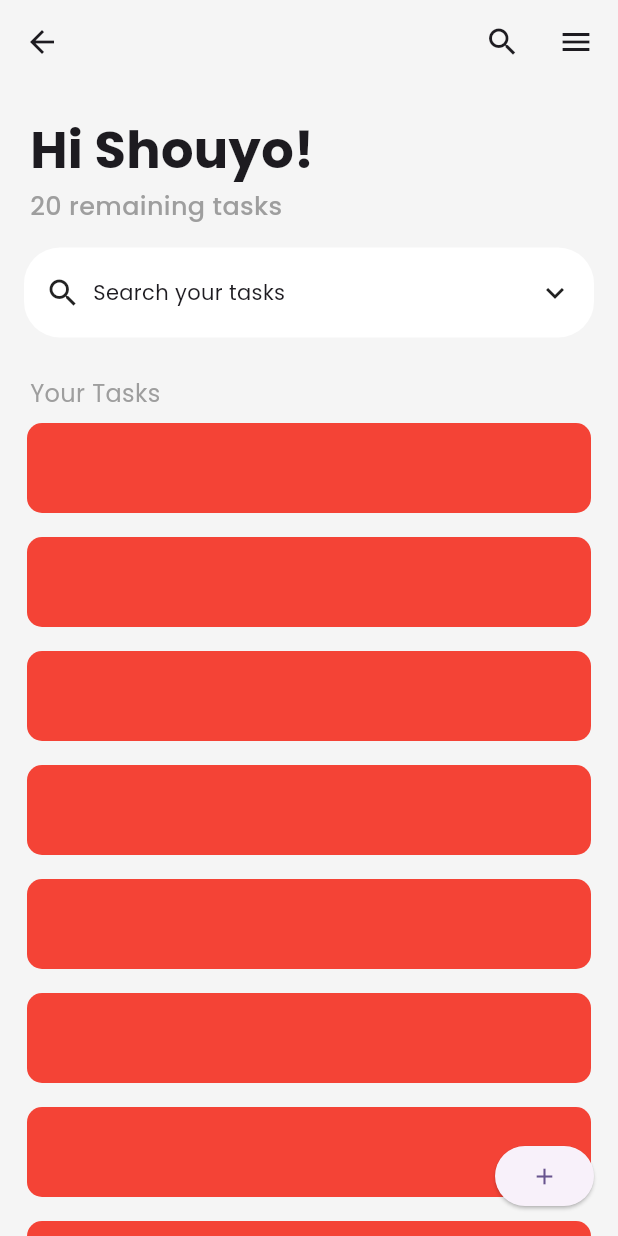
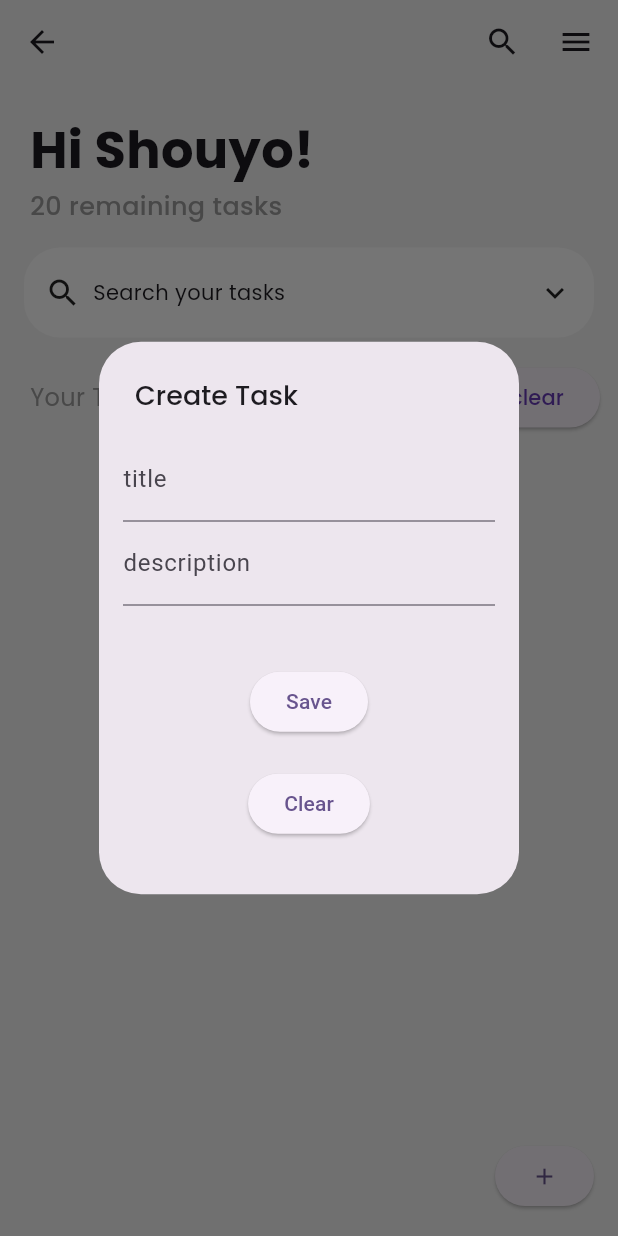
Before and after one commit to VARITHSA/CodSoft, a Flutter app: the HomePage screen opened by its route, after a tap on the "add" icon, on a phone screen of 412 x 824 dp. Run offline on Flutter 3.47's test engine with Material 2 defaults, Android fonts, the phone set to English and light mode, and no system bars; our stand-ins replace flutter_svg, google_fonts.

Commit message:
provider UI created app status: woriking

```diff
--- a/todo_application/lib/main.dart
+++ b/todo_application/lib/main.dart
@@ -1,10 +1,15 @@
 import 'package:flutter/material.dart';
+import 'package:provider/provider.dart';
+import 'package:todo_application/src/models/providers/todo_model.dart';
 import 'package:todo_application/src/models/utils/page_routes.dart';
 import 'package:todo_application/src/pages/Onboarding/onboarding_page.dart';
 import 'package:todo_application/src/pages/home_page.dart';
 
 void main() {
-  runApp(const MyApp());
+  runApp(ChangeNotifierProvider(
+    create: (context) => TodoModel(),
+    child: const MyApp(),
+  ));
 }
 
 class MyApp extends StatelessWidget {
--- a/todo_application/lib/src/models/providers/todo_model.dart
+++ b/todo_application/lib/src/models/providers/todo_model.dart
@@ -1,38 +1,39 @@
 import 'dart:collection';
+import 'dart:developer';
 
-import 'package:flutter/foundation.dart';
+import 'package:flutter/material.dart';
 
 class Todo {
-  String title;
-  String detail;
-  bool isActive;
+  String task;
+  String description;
   Todo({
-    required this.title,
-    required this.detail,
-    this.isActive = false,
+    required this.task,
+    required this.description,
   });
-  void _complete() {
-    isActive != isActive;
-  }
 }
 
-class TodoModelProvider extends ChangeNotifier {
-  List<Todo> alltodo = [];
-  UnmodifiableListView<Todo> get alltasks => UnmodifiableListView(alltodo);
+class TodoModel extends ChangeNotifier {
+  final List<Todo> _item = [];
 
-  void addTask(String title, String detail) {
-    alltodo.add(Todo(title: title, detail: detail));
+  UnmodifiableListView<Todo> get items => UnmodifiableListView(_item);
+
+  void addTask(String task, String description) {
+    _item.add(Todo(task: task, description: description));
+    // print(_item.toString());
+    log('task : $task \n descriptions: $description ');
+    log('${_item.length}');
     notifyListeners();
   }
 
   void removeTask(Todo task) {
-    alltodo.remove(task);
+    _item.remove(task);
+    log('${_item.length}');
     notifyListeners();
   }
 
-  void toggleTask(Todo task) {
-    final taskIndex = alltodo.indexOf(task);
-    alltodo[taskIndex]._complete();
+  void removeAll() {
+    _item.clear();
+    log('${_item.length}');
     notifyListeners();
   }
 }
--- a/todo_application/lib/src/pages/home_page.dart
+++ b/todo_application/lib/src/pages/home_page.dart
@@ -1,5 +1,8 @@
 import 'package:flutter/material.dart';
 import 'package:google_fonts/google_fonts.dart';
+import 'package:provider/provider.dart';
+import 'dart:developer';
+import '../models/providers/todo_model.dart';
 
 class HomePage extends StatefulWidget {
   const HomePage({super.key});
@@ -8,9 +11,37 @@ class HomePage extends StatefulWidget {
   State<HomePage> createState() => _HomePageState();
 }
 
+TextEditingController titleController = TextEditingController();
+TextEditingController descriptionController = TextEditingController();
+
 class _HomePageState extends State<HomePage> {
   @override
+  void initState() {
+    titleController = TextEditingController();
+    descriptionController = TextEditingController();
+    super.initState();
+  }
+
+  @override
+  void dispose() {
+    titleController.dispose();
+    descriptionController.dispose();
+    super.dispose();
+  }
+
+  void submit(BuildContext context) {
+    context
+        .watch<TodoModel>()
+        .addTask(titleController.text, descriptionController.text);
+
+    Navigator.pop(context);
+    titleController.clear();
+    descriptionController.clear();
+  }
+
+  @override
   Widget build(BuildContext context) {
+    final todoProvider = Provider.of<TodoModel>(context);
     return Scaffold(
       // backgroundColor: const Color.fromARGB(255, 247, 233, 247),
       backgroundColor: Colors.grey[100],
@@ -30,7 +61,7 @@ class _HomePageState extends State<HomePage> {
         ),
       ),
       floatingActionButton: ElevatedButton(
-        onPressed: () {},
+        onPressed: () => _showAlertDialog(context),
         child: const Icon(Icons.add),
       ),
       body: Column(
@@ -90,9 +121,12 @@ class _HomePageState extends State<HomePage> {
                     ),
                   ),
                 ),
-                const SizedBox(
-                  height: 10,
-                ),
+                // const SizedBox(
+                //   height: 10,
+                // ),
+                Row(
+                  mainAxisAlignment: MainAxisAlignment.spaceBetween,
+                  children: [
                     Padding(
                       padding: const EdgeInsets.only(left: 20),
                       child: Text(
@@ -103,31 +137,159 @@ class _HomePageState extends State<HomePage> {
                         ),
                       ),
                     ),
-              ],
-            ),
-          ),
-          Expanded(
-            child: Padding(
-              padding: const EdgeInsets.symmetric(horizontal: 10.0),
-              child: ListView.builder(
-                itemCount: 12,
-                shrinkWrap: true,
-                itemBuilder: (context, index) => Padding(
-                  padding: const EdgeInsets.all(8.0),
-                  child: Container(
-                    height: 60,
-                    width: double.maxFinite,
-                    decoration: const BoxDecoration(
-                      borderRadius: BorderRadius.all(Radius.circular(10)),
-                      color: Colors.red,
-                    ),
-                  ),
-                ),
+                    Padding(
+                      padding: const EdgeInsets.symmetric(horizontal: 12.0),
+                      child: ElevatedButton(
+                        style: ElevatedButton.styleFrom(),
+                        onPressed: () {
+                          todoProvider.removeAll();
+                        },
+                        child: Text(
+                          'clear',
+                          style: GoogleFonts.poppins(color: Colors.deepPurple),
                         ),
                       ),
                     )
                   ],
                 ),
+              ],
+            ),
+          ),
+          const CustomListView()
+        ],
+      ),
+    );
+  }
+
+  // String title = '';
+  // String description = '';
+  // _showAlertDialog(BuildContext context) {
+  //   String title = '';
+  //   String description = '';
+  //   return const AlertDialog();
+  // }
+}
+
+class CustomListView extends StatelessWidget {
+  const CustomListView({
+    super.key,
+  });
+
+  @override
+  Widget build(BuildContext context) {
+    return Consumer<TodoModel>(
+      builder: (context, value, child) => Expanded(
+        child: Padding(
+          padding: const EdgeInsets.symmetric(horizontal: 10.0),
+          child: ListView.builder(
+            itemCount: value.items.length,
+            shrinkWrap: true,
+            itemBuilder: (context, index) {
+              Todo todo = value.items[index];
+              return Padding(
+                padding: const EdgeInsets.all(8.0),
+                child: AnimatedContainer(
+                  duration: const Duration(milliseconds: 200),
+                  height: 60,
+                  width: double.maxFinite,
+                  decoration: const BoxDecoration(
+                    borderRadius: BorderRadius.all(Radius.circular(10)),
+                    color: Colors.white,
+                  ),
+                  child: Row(
+                    children: [
+                      Padding(
+                        padding: const EdgeInsets.symmetric(horizontal: 12.0),
+                        child: Text(
+                          todo.task,
+                          style: GoogleFonts.poppins(
+                              fontSize: 16, fontWeight: FontWeight.w500),
+                        ),
+                      ),
+                      const Spacer(),
+                      InkWell(
+                        onTap: () {
+                          value.removeTask(todo);
+                        },
+                        child: const Icon(Icons.delete),
+                      ),
+                      const Icon(Icons.arrow_drop_down)
+                    ],
+                  ),
+                ),
+              );
+            },
+          ),
+        ),
+      ),
     );
   }
 }
+
+_showAlertDialog(BuildContext context) {
+  final taskProvider = Provider.of<TodoModel>(context, listen: false);
+  return showDialog(
+      context: context,
+      builder: (BuildContext context) {
+        return AlertDialog(
+          contentPadding: const EdgeInsets.all(16.0),
+          title: Text(
+            "Create Task",
+            style:
+                GoogleFonts.poppins(fontSize: 18, fontWeight: FontWeight.w500),
+          ),
+          content: ConstrainedBox(
+            constraints: BoxConstraints(
+                maxHeight: MediaQuery.of(context).size.height * 0.35),
+            child: Column(
+              children: [
+                TextFormField(
+                  controller: titleController,
+                  maxLines: 1,
+                  decoration: const InputDecoration(
+                      // hintText: "title",
+                      border: UnderlineInputBorder(),
+                      labelText: 'title'),
+                ),
+                TextFormField(
+                  controller: descriptionController,
+                  maxLines: 1,
+                  decoration: const InputDecoration(
+                      // hintText: "title",
+                      border: UnderlineInputBorder(),
+                      labelText: 'description'),
+                ),
+                const SizedBox(
+                  height: 40,
+                ),
+                Center(
+                    child: ElevatedButton(
+                        onPressed: () {
+                          taskProvider.addTask(
+                              titleController.text, descriptionController.text);
+                          Navigator.pop(context);
+                          titleController.clear();
+                          descriptionController.clear();
+                        },
+                        child: const Text("Save"))),
+                const SizedBox(
+                  height: 20,
+                ),
+                Center(
+                  child: ElevatedButton(
+                    onPressed: () {
+                      // taskProvider.removeTask(Todo(
+                      //     task: titleController.text,
+                      //     description: descriptionController.text));
+                      taskProvider.removeAll();
+                      Navigator.pop(context);
+                    },
+                    child: const Text("Clear"),
+                  ),
+                )
+              ],
+            ),
+          ),
+        );
+      });
+}
```
Lines whose indentation alone changed are shown as unchanged.
